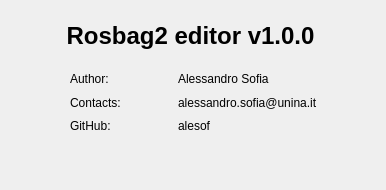
Above: newprojectdialog.ui from alesof/rosbag2_editor before the change. Below: the same form after it.
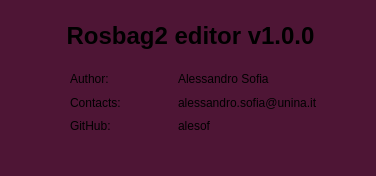
That is the form after the change.

What changed in the file:
```diff
--- a/newprojectdialog.ui
+++ b/newprojectdialog.ui
@@ -6,13 +6,16 @@
    <rect>
     <x>0</x>
     <y>0</y>
-    <width>386</width>
-    <height>190</height>
+    <width>376</width>
+    <height>176</height>
    </rect>
   </property>
   <property name="windowTitle">
    <string>Dialog</string>
   </property>
+  <property name="styleSheet">
+   <string notr="true">background-color: rgba(78,21,53,255)</string>
+  </property>
   <widget class="QLabel" name="Info">
    <property name="geometry">
     <rect>
@@ -35,7 +38,7 @@
     <set>Qt::AlignCenter</set>
    </property>
   </widget>
-  <widget class="QWidget" name="">
+  <widget class="QWidget" name="layoutWidget">
    <property name="geometry">
     <rect>
      <x>70</x>
```
